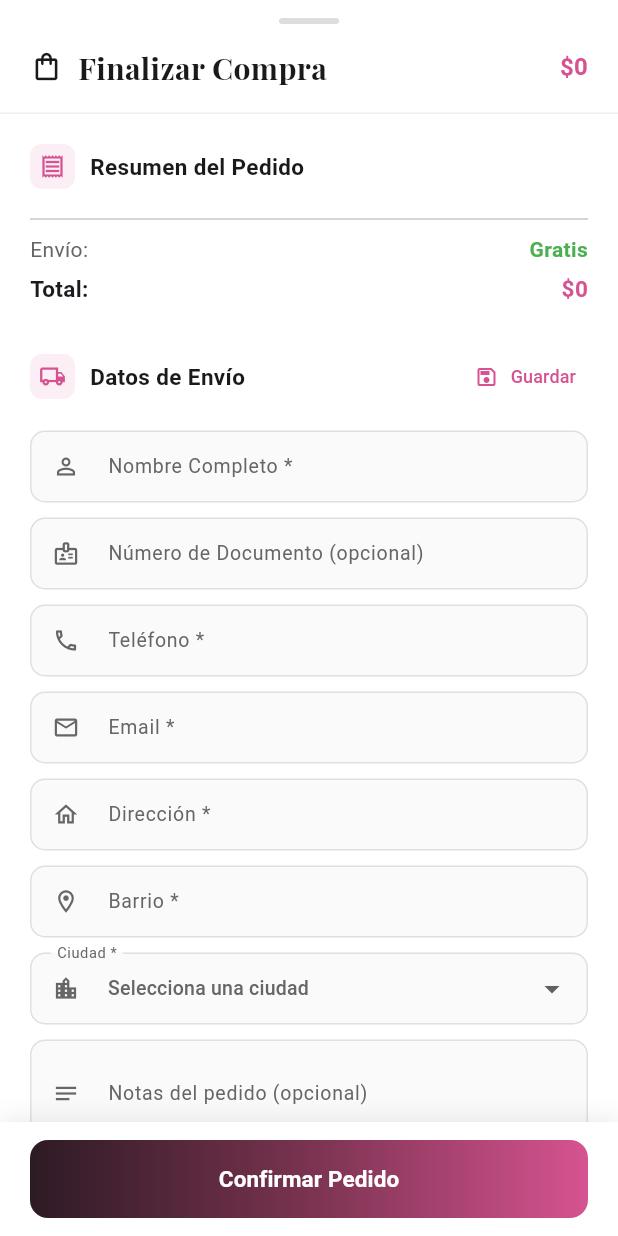
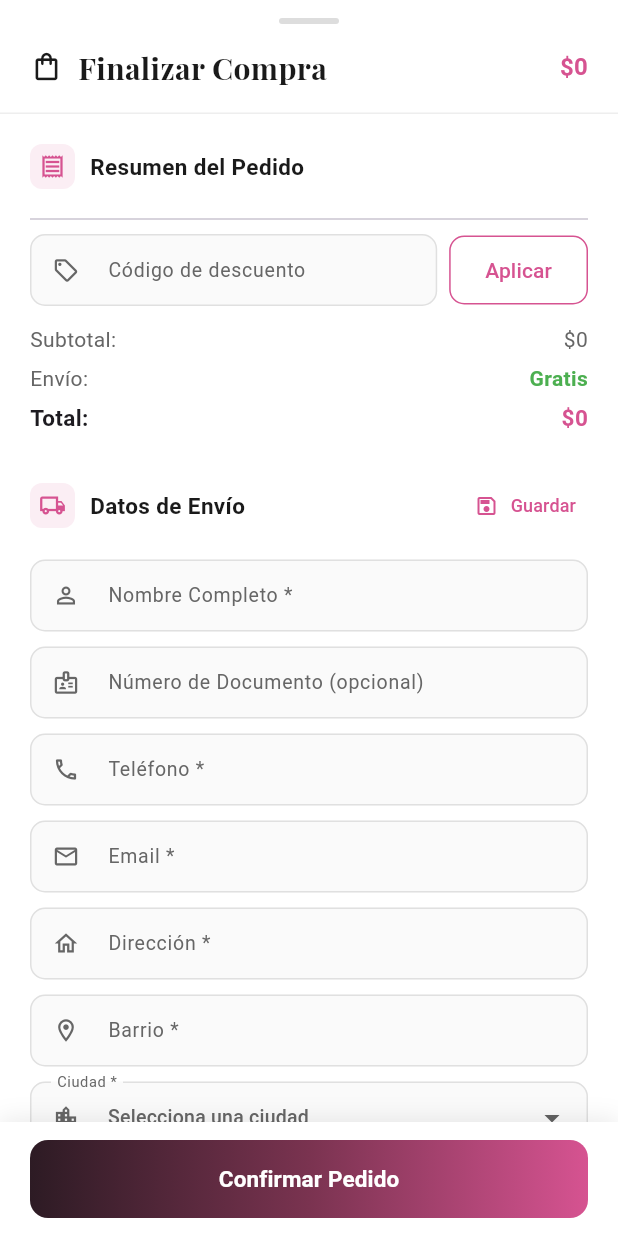
Before and after one commit to C-moreno19/Selenne-Boutique-Mobile, a Flutter app: the CheckoutModalContent widget shown alone on an empty page, opened directly, on a phone screen of 412 x 824 dp. Run offline on Flutter 3.47's test engine with Material 3 defaults, Android fonts, the phone set to English and light mode, and no system bars; our stand-ins replace cached_network_image, file_picker, google_fonts, shared_preferences; accounts and stored records are empty; network calls fail.

Commit message:
feat: cupones de descuento en checkout mobile
Igual que en la web: campo de codigo en el resumen del pedido que
valida contra /api/cupones/validar, muestra el descuento aplicado y
resta del Total antes de confirmar. El backend vuelve a validar y
recalcular todo al crear el pedido (CuponCodigo va en el body de
POST /api/pedidos), este campo es solo para mostrarle el descuento
al cliente antes de comprar.

No se toco el flujo de invitado: la app mobile exige login desde
app.dart (no hay pantalla de navegar sin cuenta como en la web), y el
formulario de compra ya no dependia de tener el perfil completo --
usa campos de texto libres, asi que no habia nada que arreglar ahi.

Co-Authored-By: Claude Sonnet 5 <noreply@anthropic.com>

```diff
--- /dev/null
+++ b/lib/core/services/cupones_service.dart
@@ -0,0 +1,29 @@
+import 'api_service.dart';
+
+class CuponValido {
+  final String codigo;
+  final double montoDescuento;
+  CuponValido({required this.codigo, required this.montoDescuento});
+}
+
+class CuponesService {
+  /// Lanza [ApiException] con el motivo si el cupón no es válido.
+  static Future<CuponValido> validar(String codigo, double subtotal) async {
+    final data = await ApiService.post(
+      '/api/cupones/validar',
+      {'Codigo': codigo, 'Subtotal': subtotal},
+      auth: false,
+    );
+    return CuponValido(
+      codigo: (data['codigo'] ?? data['Codigo'] ?? codigo).toString(),
+      montoDescuento: _toDouble(data['montoDescuento'] ?? data['MontoDescuento']),
+    );
+  }
+
+  static double _toDouble(dynamic v) {
+    if (v == null) return 0.0;
+    if (v is double) return v;
+    if (v is int) return v.toDouble();
+    return double.tryParse(v.toString()) ?? 0.0;
+  }
+}
--- a/lib/presentation/pages/checkout_modal_content.dart
+++ b/lib/presentation/pages/checkout_modal_content.dart
@@ -9,6 +9,7 @@ import 'package:file_picker/file_picker.dart';
 import 'package:shared_preferences/shared_preferences.dart';
 import '../../core/models/models.dart';
 import '../../core/services/api_service.dart';
+import '../../core/services/cupones_service.dart';
 import '../providers/providers.dart';
 import '../providers/auth_provider.dart';
 import '../providers/notification_provider.dart';
@@ -59,6 +60,9 @@ class _CheckoutModalContentState extends State<CheckoutModalContent> {
   String _metodoPago = 'contra_entrega';
   PlatformFile? _comprobante;
   bool _enviando = false;
+  late TextEditingController _cuponCtrl;
+  CuponValido? _cuponAplicado;
+  bool _validandoCupon = false;
 
   Map<String, String> _banco = {
     'banco': 'Bancolombia',
@@ -83,6 +87,7 @@ class _CheckoutModalContentState extends State<CheckoutModalContent> {
     _telefonoCtrl = TextEditingController(text: u?.telefono ?? '');
     _emailCtrl = TextEditingController(text: u?.email ?? '');
     _notasCtrl = TextEditingController();
+    _cuponCtrl = TextEditingController();
     if (u?.ciudad != null && _ciudadesColombia.contains(u!.ciudad)) {
       _ciudad = u.ciudad;
     }
@@ -164,6 +169,7 @@ class _CheckoutModalContentState extends State<CheckoutModalContent> {
     _telefonoCtrl.dispose();
     _emailCtrl.dispose();
     _notasCtrl.dispose();
+    _cuponCtrl.dispose();
     super.dispose();
   }
 
@@ -182,6 +188,34 @@ class _CheckoutModalContentState extends State<CheckoutModalContent> {
         });
       }
     } catch (_) {}
+  }
+
+  Future<void> _aplicarCupon(double subtotal) async {
+    final codigo = _cuponCtrl.text.trim();
+    if (codigo.isEmpty) {
+      _showSnack('Ingresa un código de cupón', error: true);
+      return;
+    }
+    setState(() => _validandoCupon = true);
+    try {
+      final cupon = await CuponesService.validar(codigo, subtotal);
+      if (!mounted) return;
+      setState(() => _cuponAplicado = cupon);
+      _showSnack('Cupón "${cupon.codigo}" aplicado', error: false);
+    } on ApiException catch (e) {
+      if (mounted) _showSnack(e.message, error: true);
+    } catch (_) {
+      if (mounted) _showSnack('No se pudo validar el cupón', error: true);
+    } finally {
+      if (mounted) setState(() => _validandoCupon = false);
+    }
+  }
+
+  void _quitarCupon() {
+    setState(() {
+      _cuponAplicado = null;
+      _cuponCtrl.clear();
+    });
   }
 
   String _formatCOP(double v) =>
@@ -251,6 +285,7 @@ class _CheckoutModalContentState extends State<CheckoutModalContent> {
         items: items,
         notas: notasBase.isEmpty ? null : notasBase,
         comprobantePago: comprobanteUrl,
+        cuponCodigo: _cuponAplicado?.codigo,
       );
 
       if (!mounted) return;
@@ -284,7 +319,9 @@ class _CheckoutModalContentState extends State<CheckoutModalContent> {
     return Consumer<CarritoProvider>(
       builder: (ctx, carrito, _) {
         final items = widget.itemsDirectos ?? carrito.items;
-        final total = items.fold<double>(0, (s, i) => s + i.subtotal);
+        final subtotal = items.fold<double>(0, (s, i) => s + i.subtotal);
+        final descuento = _cuponAplicado?.montoDescuento ?? 0;
+        final total = subtotal - descuento;
 
         return Container(
           decoration: const BoxDecoration(
@@ -396,6 +433,82 @@ class _CheckoutModalContentState extends State<CheckoutModalContent> {
                         ),
                       )),
                       const Divider(height: 20),
+
+                      // Cupón de descuento
+                      if (_cuponAplicado != null)
+                        Container(
+                          margin: const EdgeInsets.only(bottom: 12),
+                          padding: const EdgeInsets.symmetric(horizontal: 12, vertical: 10),
+                          decoration: BoxDecoration(
+                            color: Colors.green.withValues(alpha: 0.08),
+                            borderRadius: BorderRadius.circular(10),
+                            border: Border.all(color: Colors.green.withValues(alpha: 0.3)),
+                          ),
+                          child: Row(
+                            children: [
+                              Expanded(
+                                child: Text('Cupón "${_cuponAplicado!.codigo}" aplicado',
+                                    style: const TextStyle(
+                                        color: Colors.green, fontWeight: FontWeight.w600, fontSize: 13)),
+                              ),
+                              GestureDetector(
+                                onTap: _quitarCupon,
+                                child: const Icon(Icons.close, color: Colors.green, size: 18),
+                              ),
+                            ],
+                          ),
+                        )
+                      else
+                        Padding(
+                          padding: const EdgeInsets.only(bottom: 12),
+                          child: Row(
+                            children: [
+                              Expanded(
+                                child: TextField(
+                                  controller: _cuponCtrl,
+                                  textCapitalization: TextCapitalization.characters,
+                                  decoration: _inputDeco('Código de descuento', icon: Icons.local_offer_outlined),
+                                ),
+                              ),
+                              const SizedBox(width: 8),
+                              SizedBox(
+                                height: 46,
+                                child: OutlinedButton(
+                                  onPressed: _validandoCupon ? null : () => _aplicarCupon(subtotal),
+                                  style: OutlinedButton.styleFrom(
+                                    side: const BorderSide(color: _pink),
+                                    shape: RoundedRectangleBorder(borderRadius: BorderRadius.circular(10)),
+                                  ),
+                                  child: _validandoCupon
+                                      ? const SizedBox(
+                                          width: 16, height: 16,
+                                          child: CircularProgressIndicator(strokeWidth: 2, color: _pink))
+                                      : const Text('Aplicar', style: TextStyle(color: _pink)),
+                                ),
+                              ),
+                            ],
+                          ),
+                        ),
+
+                      Row(
+                        mainAxisAlignment: MainAxisAlignment.spaceBetween,
+                        children: [
+                          const Text('Subtotal:', style: TextStyle(color: _grey)),
+                          Text(_formatCOP(subtotal), style: const TextStyle(color: _grey)),
+                        ],
+                      ),
+                      if (descuento > 0) ...[
+                        const SizedBox(height: 6),
+                        Row(
+                          mainAxisAlignment: MainAxisAlignment.spaceBetween,
+                          children: [
+                            const Text('Descuento:', style: TextStyle(color: _grey)),
+                            Text('-${_formatCOP(descuento)}',
+                                style: const TextStyle(color: Colors.green, fontWeight: FontWeight.w600)),
+                          ],
+                        ),
+                      ],
+                      const SizedBox(height: 6),
                       const Row(
                         mainAxisAlignment: MainAxisAlignment.spaceBetween,
                         children: [
--- a/lib/presentation/providers/order_provider.dart
+++ b/lib/presentation/providers/order_provider.dart
@@ -148,6 +148,7 @@ class OrderProvider extends ChangeNotifier {
     String? tipoCuenta,
     String? notas,
     String? comprobantePago,
+    String? cuponCodigo,
   }) async {
     _cargando = true;
     _error = null;
@@ -176,6 +177,7 @@ class OrderProvider extends ChangeNotifier {
         if (tipoCuenta != null) 'TipoCuenta': tipoCuenta,
         if (notas != null) 'Notas': notas,
         if (comprobantePago != null) 'ComprobantePago': comprobantePago,
+        if (cuponCodigo != null) 'CuponCodigo': cuponCodigo,
         'Items': itemsJson,
       };
 
```
